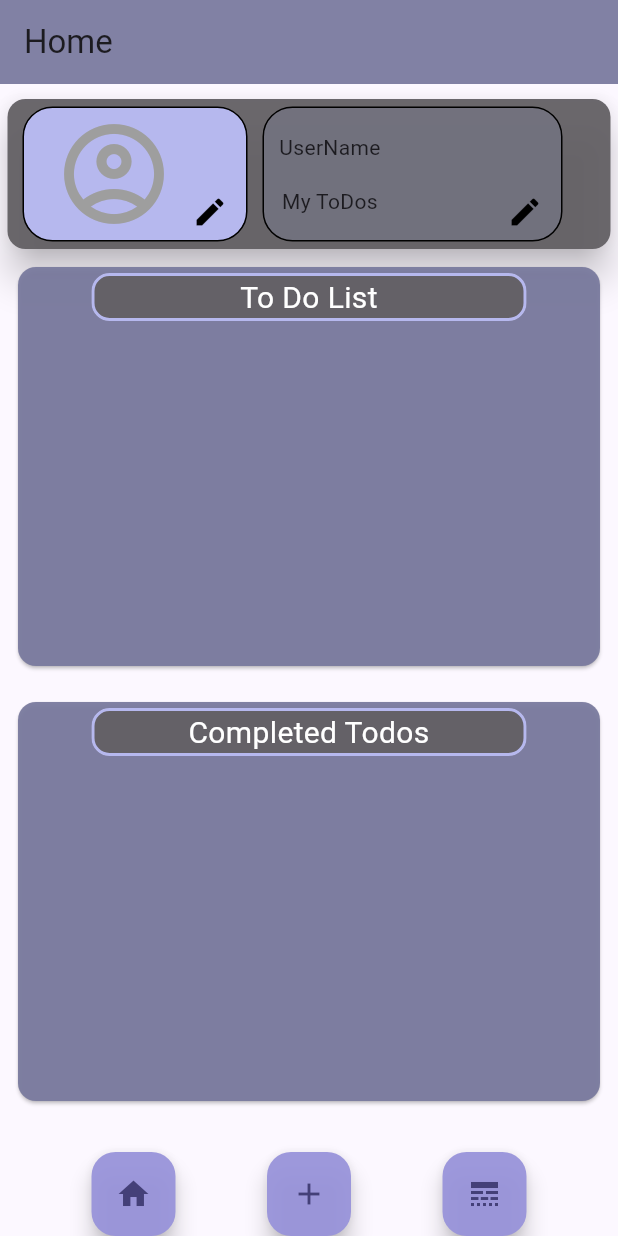
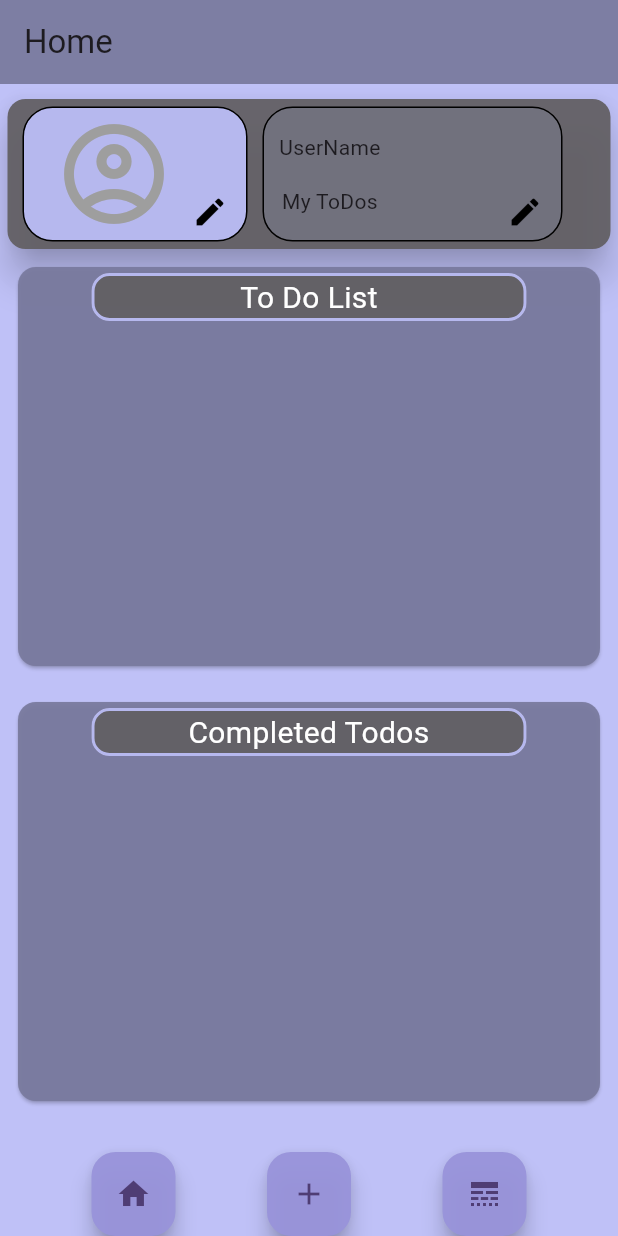
Before and after one commit to emilakerman/YouDoYou, a Flutter app: the screen it shows after launch, on a phone screen of 412 x 824 dp. Run offline on Flutter 3.47's test engine with Material 2 defaults, Android fonts, the light colour scheme and no system bars; our stand-ins replace cloud_firestore, firebase_auth, firebase_core, firebase_storage, flutter_riverpod, go_router and 3 more; accounts and stored records are empty; generated files the repository leaves out were written again.

Commit message:
changed some design
but things still doesnt really look that great

```diff
--- a/lib/features/todos/presentation/home_screen/home.dart
+++ b/lib/features/todos/presentation/home_screen/home.dart
@@ -2,7 +2,6 @@ import 'package:flutter/material.dart';
 import 'package:youdoyou/common_widgets/bottom_navigation_buttons.dart';
 import 'package:youdoyou/constants/app_colors.dart';
 import 'package:youdoyou/features/todos/presentation/home_screen/home_header.dart';
-import 'package:youdoyou/features/todos/presentation/home_screen/received_todo_list.dart';
 import 'package:youdoyou/features/todos/presentation/home_screen/users_todo_list.dart';
 
 class Home extends StatelessWidget {
@@ -14,10 +13,11 @@ class Home extends StatelessWidget {
     return MaterialApp(
       debugShowCheckedModeBanner: false,
       theme: ThemeData(
-        colorScheme: ColorScheme.fromSeed(seedColor: AppColors.secondary),
+        colorScheme: ColorScheme.fromSeed(seedColor: AppColors.extra),
         useMaterial3: true,
       ),
       home: Scaffold(
+        backgroundColor: AppColors.primary,
         appBar: AppBar(
           title: Text(title),
           backgroundColor: AppColors.complement,
@@ -28,6 +28,7 @@ class Home extends StatelessWidget {
               HomeHeader(),
               TodoList(title: "To Do List", isDone: false),
               TodoList(title: "Completed Todos", isDone: true),
+              //TODO(Any): Implement new collection in firestore with shared todos and add to this widget.
               // TodoList(title: "Received Todos"),
             ],
           ),
```
